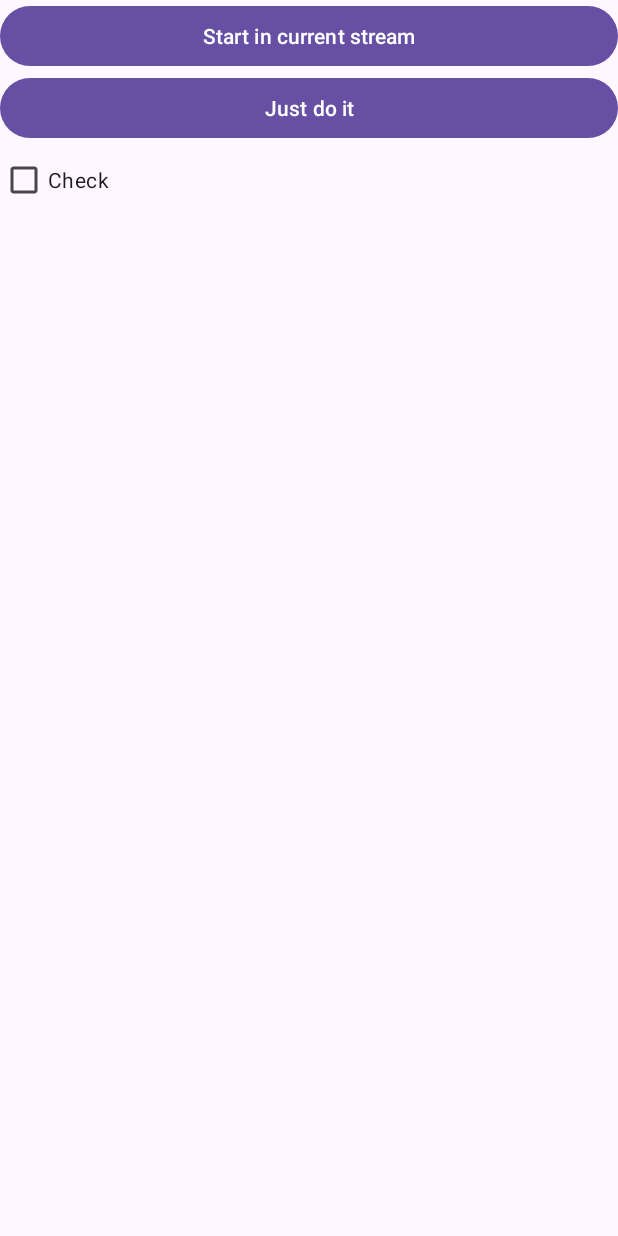
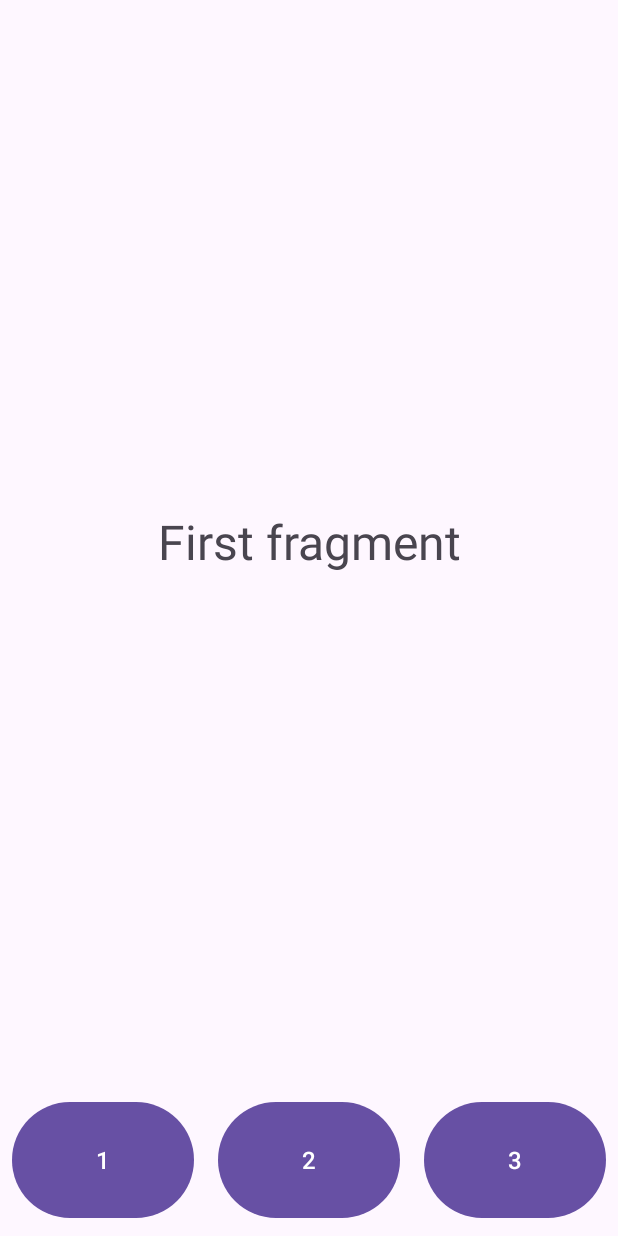
Before and after one commit to askartius/classwork-android, an Android app: the screen it shows after launch (MainActivity), on a phone screen of 412 x 824 dp. Run offline under Robolectric (Android 15) with nearby library versions, the phone set to English and light mode, and no system bars.

Commit message:
Fragments

```diff
--- a/app/build.gradle
+++ b/app/build.gradle
@@ -32,9 +32,7 @@ android {
 }
 
 dependencies {
-    def work_version = '2.9.0'
     implementation 'androidx.appcompat:appcompat:1.6.1'
     implementation 'com.google.android.material:material:1.10.0'
     implementation 'androidx.constraintlayout:constraintlayout:2.1.4'
-    implementation "androidx.work:work-runtime:$work_version"
 }
--- a/app/src/main/java/com/example/classwork/MainActivity.java
+++ b/app/src/main/java/com/example/classwork/MainActivity.java
@@ -1,16 +1,22 @@
 package com.example.classwork;
 
 import androidx.appcompat.app.AppCompatActivity;
+import androidx.fragment.app.Fragment;
+import androidx.fragment.app.FragmentManager;
+import androidx.fragment.app.FragmentTransaction;
 
 import android.os.Bundle;
-import android.util.Log;
 import android.view.View;
 
 import com.example.classwork.databinding.ActivityMainBinding;
+import com.example.classwork.fragment.Fragment1;
+import com.example.classwork.fragment.Fragment2;
 
 public class MainActivity extends AppCompatActivity {
     private ActivityMainBinding binding;
-    public static final String TAG = "MainActivity";
+    private FragmentManager fragmentManager;
+    private Fragment fragment1;
+    private Fragment2 fragment2;
 
     @Override
     protected void onCreate(Bundle savedInstanceState) {
@@ -19,18 +25,27 @@ public class MainActivity extends AppCompatActivity {
         binding = ActivityMainBinding.inflate(getLayoutInflater());
         setContentView(binding.getRoot());
 
-        binding.startButton.setOnClickListener(new View.OnClickListener() {
+        fragmentManager = getSupportFragmentManager();
+        fragment1 = (Fragment1) fragmentManager.getFragments().get(0);
+        fragment2 = new Fragment2();
+
+        binding.button1.setOnClickListener(new View.OnClickListener() {
             @Override
             public void onClick(View v) {
-                Log.d(TAG, "Work in progress");
+                FragmentTransaction fragmentTransaction = fragmentManager.beginTransaction();
+                fragmentTransaction.replace(R.id.fragment_container, fragment1);
+                fragmentTransaction.addToBackStack(null);
+                fragmentTransaction.commit();
+            }
+        });
 
-                try {
-                    Thread.sleep(10 * 1000);
-                } catch (InterruptedException e) {
-                    throw new RuntimeException(e);
-                }
-
-                Log.d(TAG, "Work has ended");
+        binding.button2.setOnClickListener(new View.OnClickListener() {
+            @Override
+            public void onClick(View v) {
+                fragmentManager.beginTransaction()
+                        .replace(R.id.fragment_container, fragment2)
+                        .addToBackStack(null)
+                        .commit();
             }
         });
     }
--- /dev/null
+++ b/app/src/main/java/com/example/classwork/fragment/Fragment1.java
@@ -0,0 +1,22 @@
+package com.example.classwork.fragment;
+
+import android.os.Bundle;
+import android.view.LayoutInflater;
+import android.view.View;
+import android.view.ViewGroup;
+
+import androidx.annotation.NonNull;
+import androidx.annotation.Nullable;
+import androidx.fragment.app.Fragment;
+
+import com.example.classwork.R;
+
+public class Fragment1 extends Fragment {
+    @Nullable
+    @Override
+    public View onCreateView(@NonNull LayoutInflater inflater, @Nullable ViewGroup container, @Nullable Bundle savedInstanceState) {
+        View view = inflater.inflate(R.layout.fragment_1, container, false);
+
+        return view;
+    }
+}
--- /dev/null
+++ b/app/src/main/java/com/example/classwork/fragment/Fragment2.java
@@ -0,0 +1,21 @@
+package com.example.classwork.fragment;
+
+import android.os.Bundle;
+
+import androidx.fragment.app.Fragment;
+
+import android.view.LayoutInflater;
+import android.view.View;
+import android.view.ViewGroup;
+
+import com.example.classwork.R;
+
+public class Fragment2 extends Fragment {
+    @Override
+    public View onCreateView(LayoutInflater inflater, ViewGroup container,
+                             Bundle savedInstanceState) {
+        View view = inflater.inflate(R.layout.fragment_2, container, false);
+
+        return view;
+    }
+}
--- a/app/src/main/res/layout/activity_main.xml
+++ b/app/src/main/res/layout/activity_main.xml
@@ -3,24 +3,48 @@
     xmlns:tools="http://schemas.android.com/tools"
     android:layout_width="match_parent"
     android:layout_height="match_parent"
-    android:orientation="vertical"
-    tools:context=".MainActivity">
+    android:orientation="vertical">
 
-    <Button
-        android:id="@+id/start_button"
+    <androidx.fragment.app.FragmentContainerView
+        android:id="@+id/fragment_container"
+        android:name="com.example.classwork.fragment.Fragment1"
         android:layout_width="match_parent"
-        android:layout_height="wrap_content"
-        android:text="@string/start_button"/>
+        android:layout_height="0dp"
+        android:layout_margin="8dp"
+        android:layout_weight="7" />
 
-    <Button
-        android:id="@+id/do_button"
+    <LinearLayout
         android:layout_width="match_parent"
-        android:layout_height="wrap_content"
-        android:text="@string/do_button"/>
+        android:layout_height="0dp"
+        android:layout_gravity="bottom"
+        android:layout_weight="1"
+        android:orientation="horizontal">
 
-    <CheckBox
-        android:id="@+id/check_box"
-        android:layout_width="wrap_content"
-        android:layout_height="wrap_content"
-        android:text="@string/check_box"/>
+        <Button
+            android:id="@+id/button_1"
+            android:layout_width="0dp"
+            android:layout_height="match_parent"
+            android:layout_margin="8dp"
+            android:layout_weight="1"
+            android:text="@string/one"
+            android:textSize="16sp" />
+
+        <Button
+            android:id="@+id/button_2"
+            android:layout_width="0dp"
+            android:layout_height="match_parent"
+            android:layout_margin="8dp"
+            android:layout_weight="1"
+            android:text="@string/two"
+            android:textSize="16sp" />
+
+        <Button
+            android:id="@+id/button_3"
+            android:layout_width="0dp"
+            android:layout_height="match_parent"
+            android:layout_margin="8dp"
+            android:layout_weight="1"
+            android:text="@string/three"
+            android:textSize="16sp" />
+    </LinearLayout>
 </LinearLayout>
--- /dev/null
+++ b/app/src/main/res/layout/fragment_1.xml
@@ -0,0 +1,14 @@
+<?xml version="1.0" encoding="utf-8"?>
+<LinearLayout xmlns:android="http://schemas.android.com/apk/res/android"
+    android:layout_width="match_parent"
+    android:layout_height="match_parent">
+
+    <TextView
+        android:id="@+id/text"
+        android:layout_width="match_parent"
+        android:layout_height="match_parent"
+        android:layout_gravity="center"
+        android:gravity="center"
+        android:text="@string/first_fragment"
+        android:textSize="32sp" />
+</LinearLayout>
--- a/app/src/main/res/values-night/strings.xml
+++ b/app/src/main/res/values-night/strings.xml
@@ -1,6 +1,3 @@
 <?xml version="1.0" encoding="utf-8"?>
 <resources>
-    <string name="start_button">Start in current stream</string>
-    <string name="check_box">Check</string>
-    <string name="do_button">Just do it</string>
 </resources>
--- a/app/src/main/res/values/strings.xml
+++ b/app/src/main/res/values/strings.xml
@@ -1,6 +1,8 @@
 <resources>
     <string name="app_name">Classwork</string>
-    <string name="start_button">Start in current stream</string>
-    <string name="check_box">Check</string>
-    <string name="do_button">Just do it</string>
+    <string name="one">1</string>
+    <string name="two">2</string>
+    <string name="three">3</string>
+    <string name="first_fragment">First fragment</string>
+    <string name="second_fragment">Second fragment</string>
 </resources>
```
Also changed, not shown: app/src/main/java/com/example/classwork/thread/Example.java (deleted, +0 -36 lines), app/src/main/res/layout/fragment_2.xml (added, +17 -0 lines).
